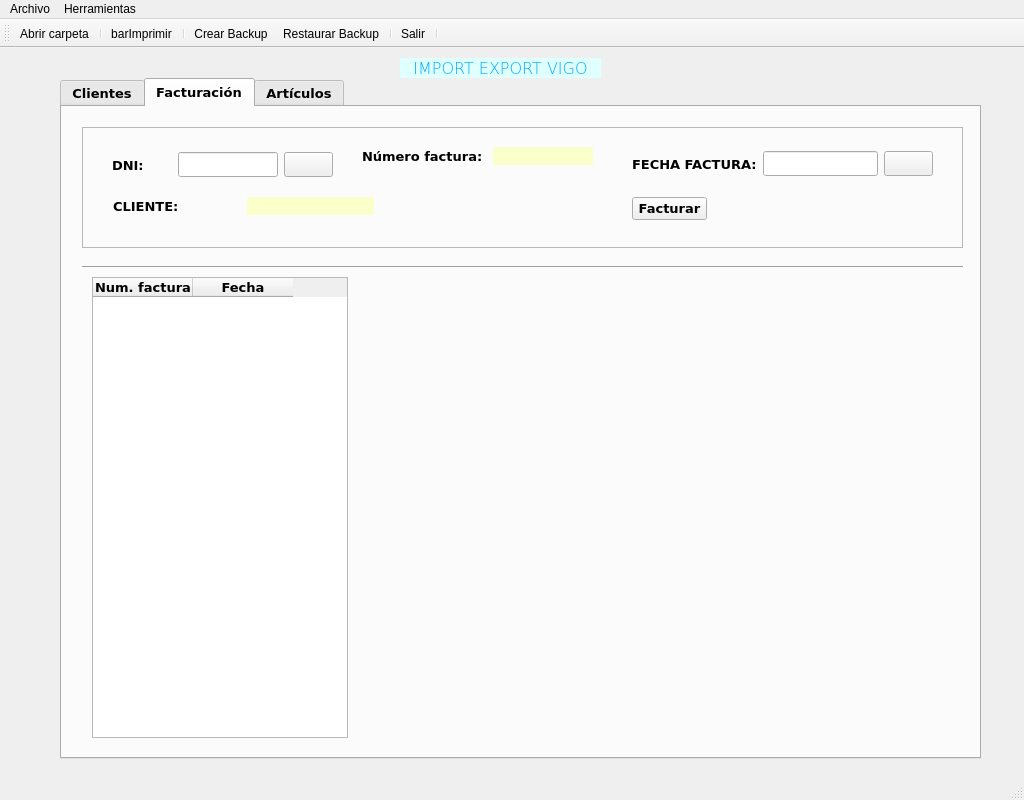
Above: window.ui from beafaro/farocarrera before the change. Below: the same form after it.
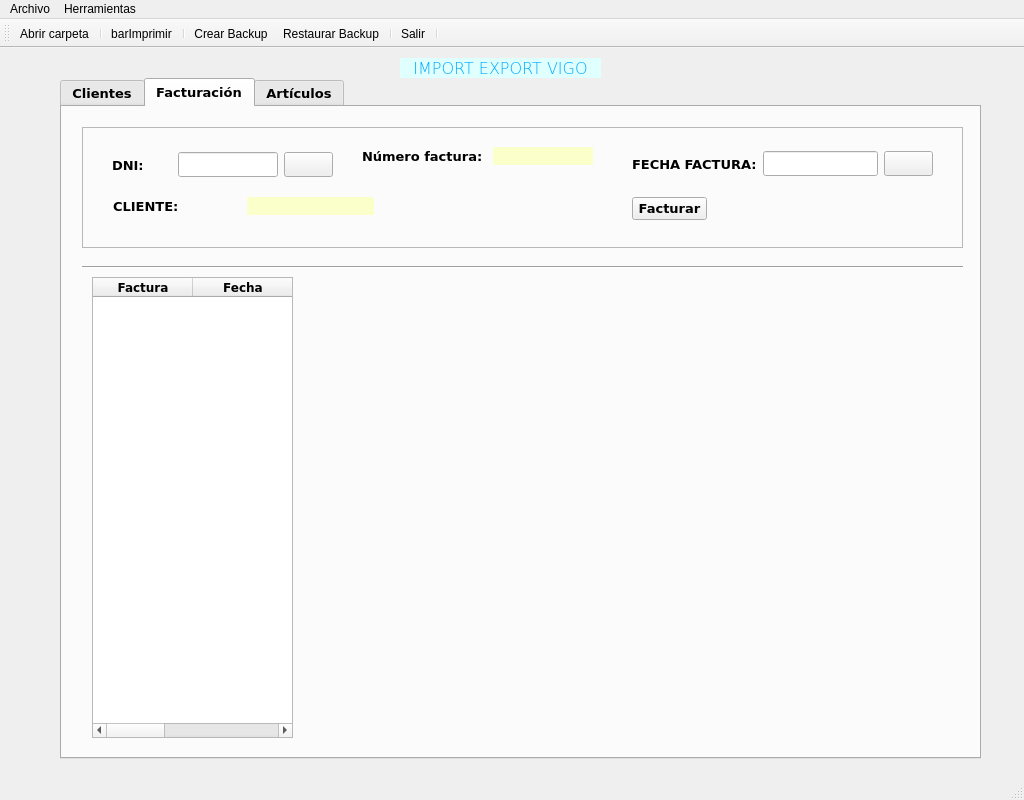
That is the form after the change. The open tabs and pages were chosen to show the change. Icons and pictures are not drawn.

Commit message: cargar tabla facturas (falla) baja factura

What changed in the file:
```diff
--- a/window.ui
+++ b/window.ui
@@ -1276,7 +1276,7 @@
        <rect>
         <x>30</x>
         <y>170</y>
-        <width>256</width>
+        <width>201</width>
         <height>461</height>
        </rect>
       </property>
@@ -1286,9 +1286,12 @@
       <property name="selectionBehavior">
        <enum>QAbstractItemView::SelectRows</enum>
       </property>
+      <property name="columnCount">
+       <number>3</number>
+      </property>
       <column>
        <property name="text">
-        <string>Num. factura</string>
+        <string>Factura</string>
        </property>
        <property name="font">
         <font>
@@ -1310,6 +1313,7 @@
         </font>
        </property>
       </column>
+      <column/>
      </widget>
     </widget>
     <widget class="QWidget" name="tab_3">
```
Left out of the diff: 5 changed lines with no effect on the pictures. The commit also changes 3 other files.
